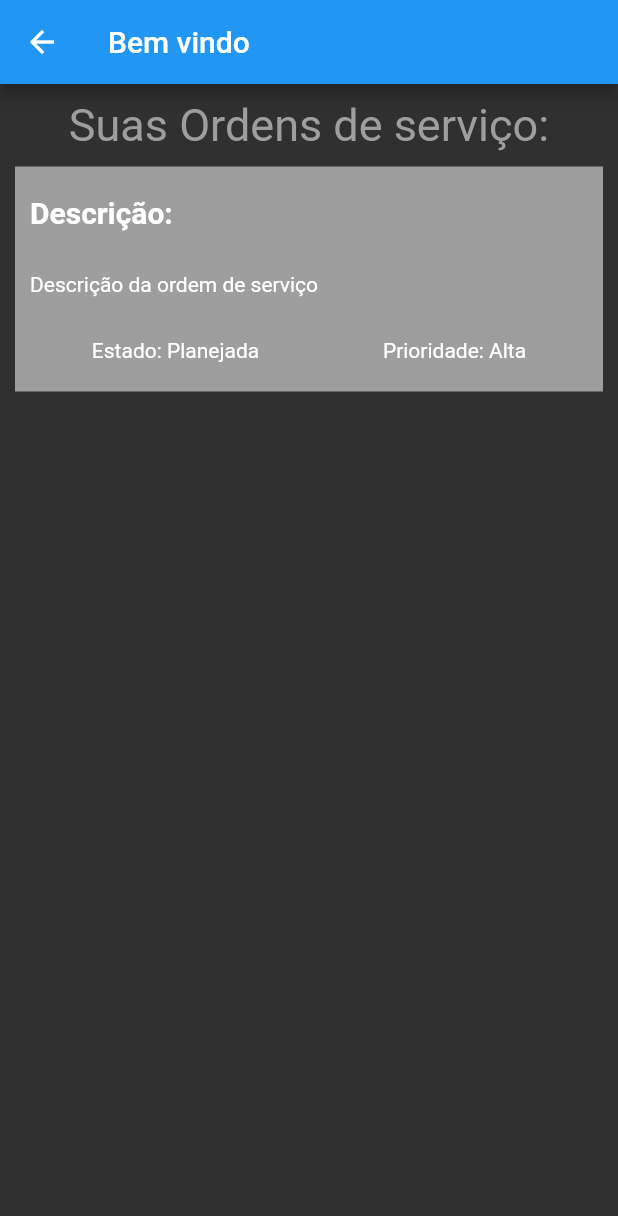
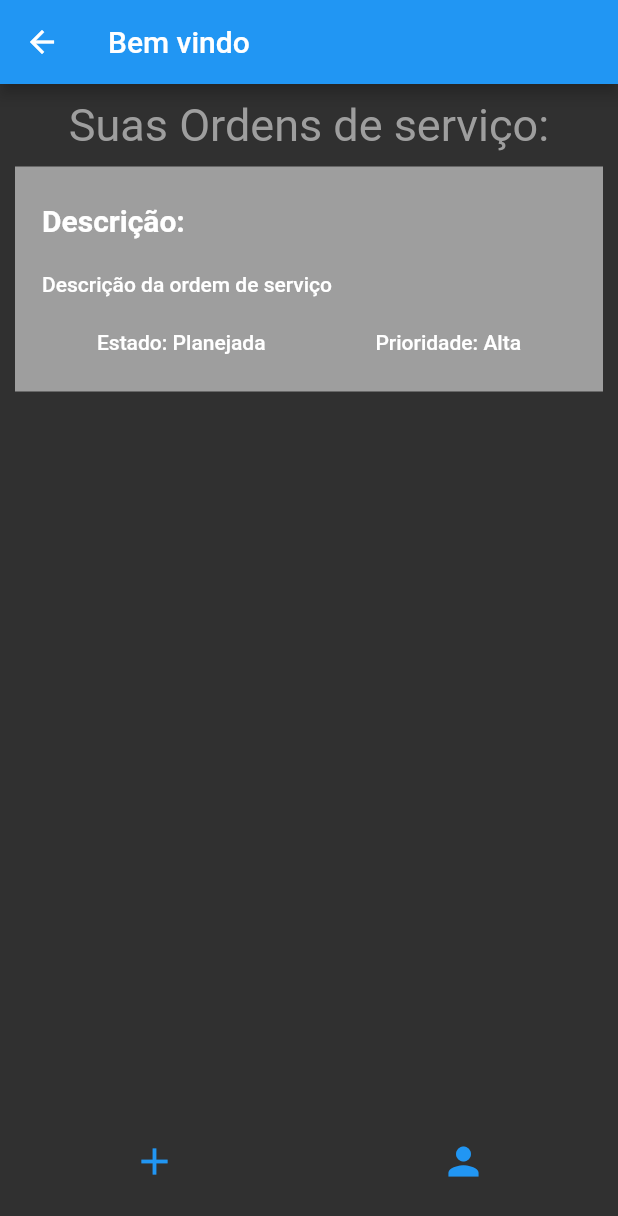
Before and after one commit to ElAchkarx11/Ordem_de_servico, a Flutter app: the OrdemPage screen opened directly, on a phone screen of 412 x 824 dp. Shown: the top 1216 px of the screen. Run offline on Flutter 3.47's test engine with Material 2 defaults, Android fonts, the phone set to English and light mode, and no system bars.

Commit message:
segundo commit

```diff
--- a/lib/ordem_page.dart
+++ b/lib/ordem_page.dart
@@ -1,4 +1,6 @@
 import 'package:flutter/material.dart';
+import 'package:ola_mundo/user_info.dart';
+import 'ordem_info.dart';
 
 class OrdemPage extends StatelessWidget {
   const OrdemPage({super.key});
@@ -10,18 +12,23 @@ class OrdemPage extends StatelessWidget {
           title: const Text("Bem vindo"),
           backgroundColor: Colors.blue,
         ),
-        body: const SizedBox(
-          child: Padding(
+        body: const Column(
+            mainAxisAlignment: MainAxisAlignment.spaceBetween,
+            children: [
+              Padding(
                   padding: EdgeInsets.symmetric(horizontal: 10, vertical: 10),
                   child: Column(children: [
                     Text(
                       "Suas Ordens de serviço:",
                       style: TextStyle(fontSize: 30, color: Colors.grey),
                     ),
-                SizedBox(height: 10,),
+                    SizedBox(
+                      height: 10,
+                    ),
                     OrdemDisplay()
                   ])),
-        ));
+              NavigationBar()
+            ]));
   }
 }
 
@@ -33,6 +40,10 @@ class OrdemDisplay extends StatelessWidget {
     return Container(
         height: 150,
         color: Colors.grey,
+        child: TextButton(
+          onPressed: () {
+            Navigator.push(context, MaterialPageRoute(builder: (context) => const OrdemInfo()));
+          },
           child: const Padding(
             padding: EdgeInsets.symmetric(horizontal: 10, vertical: 5),
             child: Column(
@@ -41,15 +52,56 @@ class OrdemDisplay extends StatelessWidget {
               children: [
                 Text(
                   "Descrição: ",
-                style: TextStyle(fontSize: 20, fontWeight: FontWeight.bold),
+                  style: TextStyle(fontSize: 20, fontWeight: FontWeight.bold, color: Colors.white),
                 ),
-              Text("Descrição da ordem de serviço"),
+                Text("Descrição da ordem de serviço",  style: TextStyle( color: Colors.white)),
                 Row(
                   mainAxisAlignment: MainAxisAlignment.spaceAround,
-                children: [Text("Estado: Planejada"), Text("Prioridade: Alta")],
+                  children: [
+                    Text("Estado: Planejada",  style: TextStyle( color: Colors.white)),
+                    Text("Prioridade: Alta",  style: TextStyle( color: Colors.white))
+                  ],
                 )
               ],
+            ),
           ),
         ));
   }
 }
+
+class NavigationBar extends StatefulWidget {
+  const NavigationBar({super.key});
+
+  @override
+  State<NavigationBar> createState() => _NavigationBarState();
+}
+
+class _NavigationBarState extends State<NavigationBar> {
+  @override
+  Widget build(BuildContext context) {
+    return SizedBox(
+      height: 100,
+      width: double.infinity,
+      child: Row(
+        mainAxisAlignment: MainAxisAlignment.spaceAround,
+        children: [
+          TextButton(
+              onPressed: () {},
+              child: const Icon(
+                Icons.add,
+                size: 30,
+              )),
+          TextButton(
+              onPressed: () {
+                Navigator.push(context,
+                    MaterialPageRoute(builder: (context) => const UserInfo()));
+              },
+              child: const Icon(
+                Icons.person,
+                size: 30,
+              )),
+        ],
+      ),
+    );
+  }
+}
```
Also changed, not shown: lib/ordem_info.dart (added, +143 -0 lines), lib/user_edit.dart (added, +125 -0 lines), lib/user_info.dart (added, +125 -0 lines). Lines whose indentation alone changed are shown as unchanged.
